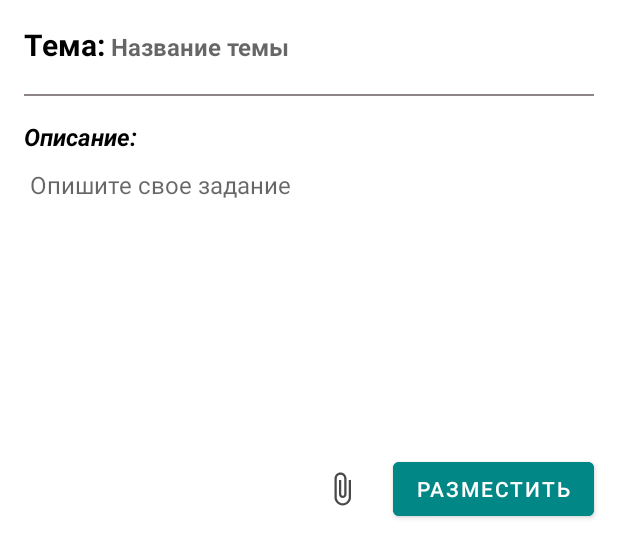
After one commit to AlexKuz13/LearningAssistant, an Android app: the layout fragment_create_task.xml on its own in the app's theme, with its tools: preview values and no code run, on a phone screen of 412 x 824 dp. The commit adds this screen. Shown: the top 558 px of the screen. Run offline under Robolectric (Android 15) with nearby library versions, the phone set to English and light mode, and no system bars.

Commit message:
Task Item, CreateTaskFragment, Fix bages

```diff
--- a/app/src/main/java/com/example/learningassistant/database/appDatabaseHelper.kt
+++ b/app/src/main/java/com/example/learningassistant/database/appDatabaseHelper.kt
@@ -37,11 +37,11 @@ fun initFirebase(){
     REF_STORAGE_ROOT = FirebaseStorage.getInstance().reference
 }
 
-fun initUser(){
+inline fun initUser(crossinline function: () -> Unit){
     DB.collection(COLL_USERS).document(UID).get()
         .addOnSuccessListener {
             USER=it.toObject(User::class.java) ?: User()
-            APP_ACTIVITY.mNavDrawer.updateHeader()
+            function()
         }
         .addOnFailureListener { showToast(it.message.toString()) }
 }
--- /dev/null
+++ b/app/src/main/res/drawable/ic_attach_file.xml
@@ -0,0 +1,5 @@
+<vector android:height="24dp" android:tint="#484848"
+    android:viewportHeight="24" android:viewportWidth="24"
+    android:width="24dp" xmlns:android="http://schemas.android.com/apk/res/android">
+    <path android:fillColor="@android:color/white" android:pathData="M16.5,6v11.5c0,2.21 -1.79,4 -4,4s-4,-1.79 -4,-4V5c0,-1.38 1.12,-2.5 2.5,-2.5s2.5,1.12 2.5,2.5v10.5c0,0.55 -0.45,1 -1,1s-1,-0.45 -1,-1V6H10v9.5c0,1.38 1.12,2.5 2.5,2.5s2.5,-1.12 2.5,-2.5V5c0,-2.21 -1.79,-4 -4,-4S7,2.79 7,5v12.5c0,3.04 2.46,5.5 5.5,5.5s5.5,-2.46 5.5,-5.5V6h-1.5z"/>
+</vector>
--- /dev/null
+++ b/app/src/main/res/drawable/ic_star_rating.xml
@@ -0,0 +1,5 @@
+<vector android:height="17dp" android:tint="#FFFFFF"
+    android:viewportHeight="24" android:viewportWidth="24"
+    android:width="17dp" xmlns:android="http://schemas.android.com/apk/res/android">
+    <path android:fillColor="@android:color/white" android:pathData="M12,17.27L18.18,21l-1.64,-7.03L22,9.24l-7.19,-0.61L12,2 9.19,8.63 2,9.24l5.46,4.73L5.82,21z"/>
+</vector>
--- /dev/null
+++ b/app/src/main/res/layout/fragment_create_task.xml
@@ -0,0 +1,101 @@
+<?xml version="1.0" encoding="utf-8"?>
+<androidx.constraintlayout.widget.ConstraintLayout xmlns:android="http://schemas.android.com/apk/res/android"
+    xmlns:app="http://schemas.android.com/apk/res-auto"
+    xmlns:tools="http://schemas.android.com/tools"
+    android:layout_width="wrap_content"
+    android:layout_height="wrap_content"
+    tools:context=".ui.fragments.CreateTaskFragment">
+
+    <TextView
+        android:id="@+id/create_task_topic"
+        android:layout_width="wrap_content"
+        android:layout_height="wrap_content"
+        android:layout_margin="@dimen/normal_margin"
+        android:text="@string/task_topic"
+        android:textColor="@color/black"
+        android:textSize="@dimen/large_text"
+        android:textStyle="bold"
+        app:layout_constraintStart_toStartOf="parent"
+        app:layout_constraintTop_toTopOf="parent" />
+
+    <EditText
+        android:id="@+id/create_task_et_topic"
+        android:layout_width="0dp"
+        android:layout_height="wrap_content"
+        android:layout_marginEnd="@dimen/small_margin"
+        android:inputType="text"
+        android:textCursorDrawable="@drawable/black_cursor"
+        android:textSize="@dimen/normal_text"
+        android:hint="@string/create_task_name_topic"
+        android:textStyle="bold"
+        android:textColor="@color/black"
+        android:backgroundTint="@color/white"
+        android:layout_marginTop="3dp"
+        app:layout_constraintBottom_toBottomOf="@+id/create_task_topic"
+        app:layout_constraintEnd_toEndOf="parent"
+        app:layout_constraintStart_toEndOf="@id/create_task_topic"
+        app:layout_constraintTop_toTopOf="@id/create_task_topic"
+        android:autofillHints="" />
+
+    <View
+        android:id="@+id/create_task_separator"
+        style="@style/separator"
+        app:layout_constraintEnd_toEndOf="parent"
+        app:layout_constraintStart_toStartOf="parent"
+        app:layout_constraintTop_toBottomOf="@id/create_task_et_topic" />
+
+    <TextView
+        android:id="@+id/create_task_description"
+        android:layout_width="wrap_content"
+        android:layout_height="wrap_content"
+        android:layout_margin="@dimen/normal_margin"
+        android:text="@string/task_description"
+        android:textColor="@color/black"
+        android:textSize="@dimen/normal_text"
+        android:textStyle="bold|italic"
+        app:layout_constraintStart_toStartOf="parent"
+        app:layout_constraintTop_toBottomOf="@id/create_task_separator" />
+
+    <EditText
+        android:layout_width="0dp"
+        android:layout_height="200dp"
+        android:layout_marginStart="@dimen/normal_margin"
+        android:layout_marginEnd="@dimen/normal_margin"
+        android:backgroundTint="@color/white"
+        android:gravity="start|top"
+        android:hint="@string/create_task_hint_description"
+        android:textColor="@color/black"
+        android:textCursorDrawable="@drawable/black_cursor"
+        android:textSize="@dimen/normal_text"
+        app:layout_constraintBottom_toTopOf="@id/btn_submit_task"
+        app:layout_constraintEnd_toEndOf="parent"
+        app:layout_constraintStart_toStartOf="parent"
+        app:layout_constraintTop_toBottomOf="@id/create_task_description"
+        android:autofillHints=""
+        android:inputType="textMultiLine" />
+
+    <ImageButton
+        android:id="@+id/btn_attach_file"
+        android:layout_width="wrap_content"
+        android:layout_height="wrap_content"
+        android:layout_marginEnd="@dimen/small_margin"
+        android:backgroundTint="@color/white"
+        android:src="@drawable/ic_attach_file"
+        app:layout_constraintBottom_toBottomOf="@id/btn_submit_task"
+        app:layout_constraintEnd_toStartOf="@id/btn_submit_task"
+        app:layout_constraintTop_toTopOf="@id/btn_submit_task" />
+
+    <Button
+        android:id="@+id/btn_submit_task"
+        android:layout_width="wrap_content"
+        android:layout_height="wrap_content"
+        android:layout_margin="@dimen/normal_margin"
+        android:backgroundTint="@color/teal_700"
+        android:text="@string/create_task_submit"
+        android:textSize="@dimen/small_text"
+        app:layout_constraintBottom_toBottomOf="parent"
+        app:layout_constraintEnd_toEndOf="parent"
+
+        />
+
+</androidx.constraintlayout.widget.ConstraintLayout>
--- a/app/src/main/res/values/strings.xml
+++ b/app/src/main/res/values/strings.xml
@@ -34,4 +34,13 @@
     <string name="code_sent_phone">Код отправлен на ваш телефон</string>
     <string name="hint_et_code">- - - - - -</string>
 
+    <!-- Task Item -->
+    <string name="task_topic">Тема:</string>
+    <string name="task_description">Описание:</string>
+    <string name="create_task">Попросить помощь</string>
+    <string name="create_task_hint_description">Опишите свое задание</string>
+    <string name="create_task_submit">Разместить</string>
+    <string name="create_task_name_topic">Название темы</string>
+    <string name="btn_help">Помочь</string>
+
 </resources>
--- a/app/src/main/res/values/styles.xml
+++ b/app/src/main/res/values/styles.xml
@@ -15,7 +15,6 @@
         <item name="android:layout_width">wrap_content</item>
         <item name="android:layout_height">wrap_content</item>
         <item name="android:layout_marginStart">@dimen/normal_margin</item>
-        <item name="android:layout_marginLeft">@dimen/normal_margin</item>
         <item name="android:textColor">@color/white</item>
     </style>
 
@@ -65,9 +64,7 @@
         <item name="android:background">@color/grey</item>
         <item name="android:layout_marginTop">@dimen/small_margin</item>
         <item name="android:layout_marginStart">@dimen/normal_margin</item>
-        <item name="android:layout_marginLeft">@dimen/normal_margin</item>
         <item name="android:layout_marginEnd">@dimen/normal_margin</item>
-        <item name="android:layout_marginRight">@dimen/normal_margin</item>
     </style>
 
     <!-- Action menu in SettingsFragment -->
```
Also changed, not shown: app/src/main/java/com/example/learningassistant/MainActivity.kt (+19 -3 lines), app/src/main/java/com/example/learningassistant/ui/fragments/CreateTaskFragment.kt (added, +24 -0 lines), app/src/main/java/com/example/learningassistant/ui/fragments/MainFragment.kt (+7 -0 lines), app/src/main/java/com/example/learningassistant/ui/fragments/register/EnterCodeFragment.kt (+29 -11 lines), app/src/main/java/com/example/learningassistant/utilits/AppStates.kt (added, +19 -0 lines), app/src/main/res/drawable/task_background.xml (added, +9 -0 lines), app/src/main/res/layout/fragment_main.xml (+25 -5 lines), app/src/main/res/layout/task_item.xml (added, +112 -0 lines).
